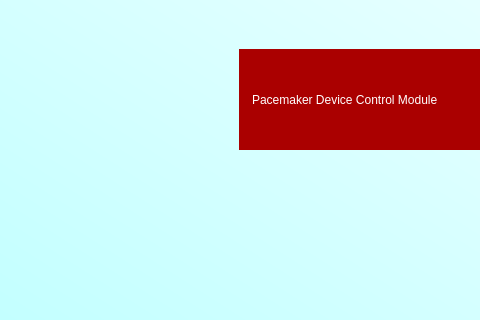
First picture: the form in Assignment1/DCM/welcome.ui, repository Why-Bee/3k04-project-group10-2023, before the edit; both pictures show x 0 to 480 and y 0 to 320 of the 1200 by 800 pixel window.
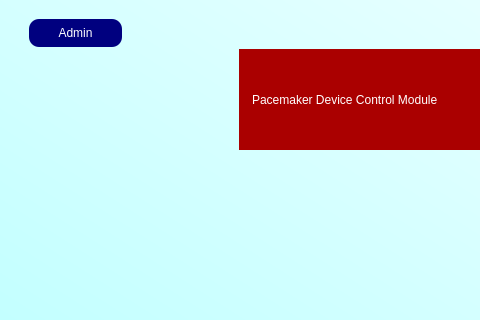
Second picture: the form after the edit.

Commit message: Add admin button

What changed in the file:
```diff
--- a/Assignment1/DCM/welcome.ui
+++ b/Assignment1/DCM/welcome.ui
@@ -143,6 +143,33 @@
       <string>Sign Up</string>
      </property>
     </widget>
+    <widget class="QPushButton" name="pushButton">
+     <property name="geometry">
+      <rect>
+       <x>30</x>
+       <y>20</y>
+       <width>93</width>
+       <height>28</height>
+      </rect>
+     </property>
+     <property name="cursor">
+      <cursorShape>PointingHandCursor</cursorShape>
+     </property>
+     <property name="styleSheet">
+      <string notr="true">QPushButton {
+	color: rgb(255, 255, 255);
+	background-color: rgb(0, 0, 127);
+	border-radius: 10px;
+}
+
+QPushButton:hover {
+	background-color: rgb(85, 170, 255);
+}</string>
+     </property>
+     <property name="text">
+      <string>Admin</string>
+     </property>
+    </widget>
    </widget>
   </widget>
   <widget class="QMenuBar" name="menubar">
```
